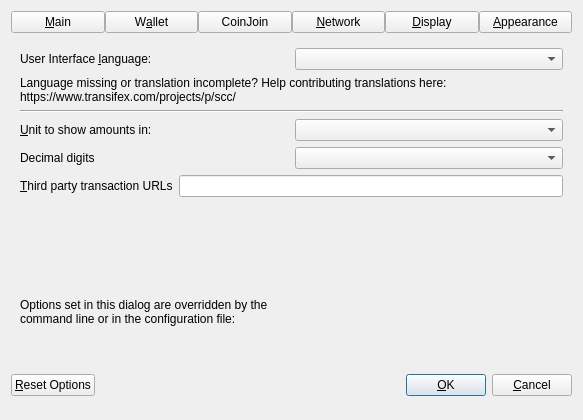
Before: the Qt Designer form src/qt/forms/optionsdialog.ui in mohker-83010/StakeCubeCoin, drawn with Qt 5.
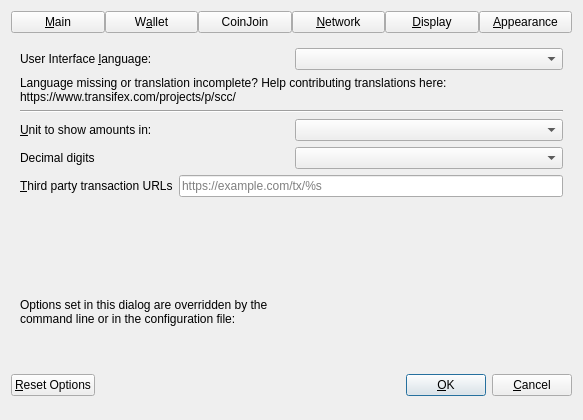
After: the same form once the commit is applied. The open tabs and pages were chosen to show the change. Custom widgets are drawn as their Qt base class.

Diff of the .ui file:
```diff
--- a/src/qt/forms/optionsdialog.ui
+++ b/src/qt/forms/optionsdialog.ui
@@ -926,6 +926,9 @@
            <property name="toolTip">
             <string>Third party URLs (e.g. a block explorer) that appear in the transactions tab as context menu items.&lt;br/&gt;%s in the URL is replaced by transaction hash. Multiple URLs are separated by vertical bar |.</string>
            </property>
+           <property name="placeholderText">
+            <string notr="true">https://example.com/tx/%s</string>
+           </property>
           </widget>
          </item>
         </layout>
```
